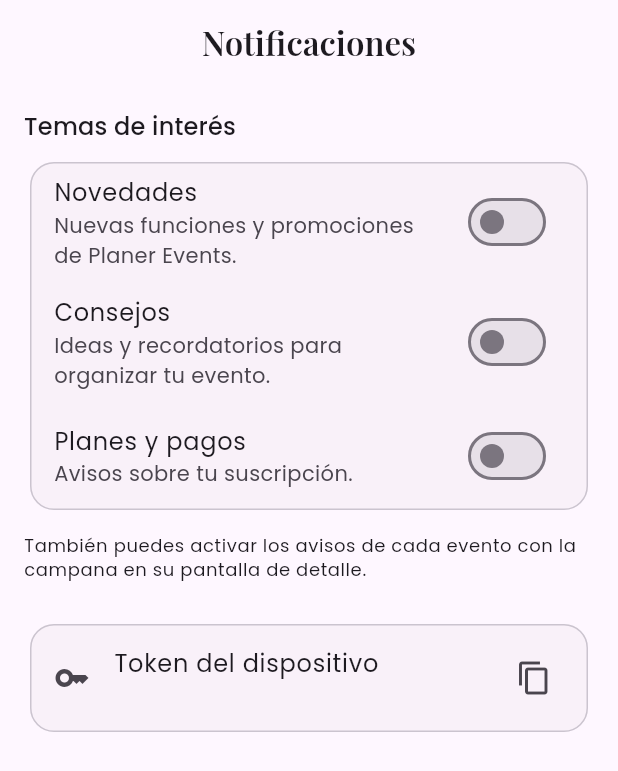
After one commit to Q-Erick/planer_events, a Flutter app: the NotificationSettingsPage screen opened by its route, on a phone screen of 412 x 824 dp. The commit adds this screen. Shown: the top 771 px of the screen. Run offline on Flutter 3.47's test engine with Material 3 defaults, Android fonts, the phone set to English and light mode, and no system bars; our stand-ins replace cached_network_image, cloud_firestore, equatable, firebase_auth, firebase_core, firebase_messaging and 13 more; missing offline and left inert: flutter_facebook_auth, mobile_scanner; accounts and stored records are empty; generated files the repository leaves out were written again.

Commit message:
feat(notifications): FCM con listener global, topics y soporte en los 3 estados

```diff
--- a/lib/core/router/app_router.dart
+++ b/lib/core/router/app_router.dart
@@ -17,6 +17,7 @@ import '../../features/profile/presentation/pages/profile_page.dart';
 import '../../features/guests/presentation/pages/guests_page.dart';
 import '../../features/seating/presentation/pages/seating_page.dart';
 import '../../features/checkin/presentation/pages/checkin_page.dart';
+import '../../features/notifications/presentation/pages/notification_settings_page.dart';
 import '../../injection_container.dart';
 import 'go_router_refresh_stream.dart';
 
@@ -32,6 +33,7 @@ class AppRoutes {
   static const profile = '/profile';
   static const newEvent = '/events/new';
   static const locationPicker = '/location-picker';
+  static const notifications = '/notifications';
 
   static String eventDetail(String id) => '/events/$id';
   static String eventEdit(String id) => '/events/$id/edit';
@@ -114,6 +116,10 @@ class AppRouter {
         builder: (context, state) =>
             LocationPickerPage(initial: state.extra as LatLng?),
       ),
+      GoRoute(
+        path: AppRoutes.notifications,
+        builder: (context, state) => const NotificationSettingsPage(),
+      ),
     ],
   );
 
--- /dev/null
+++ b/lib/features/notifications/domain/entities/app_notification.dart
@@ -0,0 +1,46 @@
+import 'package:equatable/equatable.dart';
+
+class AppNotification extends Equatable {
+  const AppNotification({
+    required this.id,
+    required this.title,
+    required this.body,
+    this.route,
+  });
+
+  final String id;
+  final String title;
+  final String body;
+
+  /// Pantalla a abrir al tocarla (dato personalizado "route").
+  final String? route;
+
+  @override
+  List<Object?> get props => [id, title, body, route];
+}
+
+/// Tema (topic) de FCM al que el usuario se puede suscribir.
+class NotificationTopic {
+  const NotificationTopic(this.id, this.title, this.description);
+
+  final String id;
+  final String title;
+  final String description;
+}
+
+const kGeneralTopics = [
+  NotificationTopic(
+    'novedades',
+    'Novedades',
+    'Nuevas funciones y promociones de Planer Events.',
+  ),
+  NotificationTopic(
+    'consejos',
+    'Consejos',
+    'Ideas y recordatorios para organizar tu evento.',
+  ),
+  NotificationTopic('planes', 'Planes y pagos', 'Avisos sobre tu suscripción.'),
+];
+
+/// Tema de un evento específico.
+String eventTopic(String eventId) => 'evento_$eventId';
--- /dev/null
+++ b/lib/features/notifications/domain/usecases/notification_usecases.dart
@@ -0,0 +1,68 @@
+import 'package:fpdart/fpdart.dart';
+
+import '../../../../core/errors/failures.dart';
+import '../../../../core/usecase/usecase.dart';
+import '../entities/app_notification.dart';
+import '../repositories/notification_repository.dart';
+
+class RequestNotificationPermission implements UseCase<bool, NoParams> {
+  const RequestNotificationPermission(this._repository);
+  final NotificationRepository _repository;
+
+  @override
+  Future<Either<Failure, bool>> call(NoParams params) =>
+      _repository.requestPermission();
+}
+
+class WatchForegroundNotifications {
+  const WatchForegroundNotifications(this._repository);
+  final NotificationRepository _repository;
+
+  Stream<AppNotification> call() => _repository.onForegroundMessage();
+}
+
+class WatchOpenedNotifications {
+  const WatchOpenedNotifications(this._repository);
+  final NotificationRepository _repository;
+
+  Stream<AppNotification> call() => _repository.onMessageOpened();
+}
+
+class GetInitialNotification {
+  const GetInitialNotification(this._repository);
+  final NotificationRepository _repository;
+
+  Future<AppNotification?> call() => _repository.getInitialMessage();
+}
+
+class GetSubscribedTopics {
+  const GetSubscribedTopics(this._repository);
+  final NotificationRepository _repository;
+
+  Set<String> call() => _repository.subscribedTopics();
+}
+
+class SubscribeToTopic implements UseCase<Unit, String> {
+  const SubscribeToTopic(this._repository);
+  final NotificationRepository _repository;
+
+  @override
+  Future<Either<Failure, Unit>> call(String topic) =>
+      _repository.subscribe(topic);
+}
+
+class UnsubscribeFromTopic implements UseCase<Unit, String> {
+  const UnsubscribeFromTopic(this._repository);
+  final NotificationRepository _repository;
+
+  @override
+  Future<Either<Failure, Unit>> call(String topic) =>
+      _repository.unsubscribe(topic);
+}
+
+class GetDeviceToken {
+  const GetDeviceToken(this._repository);
+  final NotificationRepository _repository;
+
+  Future<String?> call() => _repository.deviceToken();
+}
--- /dev/null
+++ b/lib/features/notifications/presentation/bloc/notifications_cubit.dart
@@ -0,0 +1,157 @@
+import 'dart:async';
+
+import 'package:equatable/equatable.dart';
+import 'package:flutter_bloc/flutter_bloc.dart';
+
+import '../../../../core/usecase/usecase.dart';
+import '../../domain/entities/app_notification.dart';
+import '../../domain/usecases/notification_usecases.dart';
+
+class NotificationsState extends Equatable {
+  const NotificationsState({
+    this.permissionGranted = false,
+    this.topics = const {},
+    this.foreground,
+    this.opened,
+    this.token,
+    this.message,
+  });
+
+  final bool permissionGranted;
+  final Set<String> topics;
+
+  /// Última notificación recibida con la app abierta.
+  final AppNotification? foreground;
+
+  /// Última notificación tocada por el usuario.
+  final AppNotification? opened;
+
+  final String? token;
+  final String? message;
+
+  bool isSubscribed(String topic) => topics.contains(topic);
+
+  NotificationsState copyWith({
+    bool? permissionGranted,
+    Set<String>? topics,
+    AppNotification? foreground,
+    AppNotification? opened,
+    String? token,
+    String? message,
+  }) {
+    return NotificationsState(
+      permissionGranted: permissionGranted ?? this.permissionGranted,
+      topics: topics ?? this.topics,
+      foreground: foreground ?? this.foreground,
+      opened: opened ?? this.opened,
+      token: token ?? this.token,
+      message: message,
+    );
+  }
+
+  @override
+  List<Object?> get props => [
+    permissionGranted,
+    topics,
+    foreground,
+    opened,
+    token,
+    message,
+  ];
+}
+
+class NotificationsCubit extends Cubit<NotificationsState> {
+  NotificationsCubit({
+    required RequestNotificationPermission requestPermission,
+    required WatchForegroundNotifications watchForeground,
+    required WatchOpenedNotifications watchOpened,
+    required GetInitialNotification getInitial,
+    required GetSubscribedTopics getTopics,
+    required SubscribeToTopic subscribe,
+    required UnsubscribeFromTopic unsubscribe,
+    required GetDeviceToken getToken,
+  }) : _requestPermission = requestPermission,
+       _watchForeground = watchForeground,
+       _watchOpened = watchOpened,
+       _getInitial = getInitial,
+       _getTopics = getTopics,
+       _subscribe = subscribe,
+       _unsubscribe = unsubscribe,
+       _getToken = getToken,
+       super(const NotificationsState());
+
+  final RequestNotificationPermission _requestPermission;
+  final WatchForegroundNotifications _watchForeground;
+  final WatchOpenedNotifications _watchOpened;
+  final GetInitialNotification _getInitial;
+  final GetSubscribedTopics _getTopics;
+  final SubscribeToTopic _subscribe;
+  final UnsubscribeFromTopic _unsubscribe;
+  final GetDeviceToken _getToken;
+
+  final _subscriptions = <StreamSubscription<dynamic>>[];
+  AppNotification? _initialMessage;
+
+  /// Se llama una vez al arrancar la app (en main.dart).
+  Future<void> initialize() async {
+    final permission = await _requestPermission(const NoParams());
+    emit(
+      state.copyWith(
+        permissionGranted: permission.getOrElse((_) => false),
+        topics: _getTopics(),
+      ),
+    );
+
+    // Listener global: primer plano y segundo plano
+    _subscriptions.add(
+      _watchForeground().listen((n) => emit(state.copyWith(foreground: n))),
+    );
+    _subscriptions.add(
+      _watchOpened().listen((n) => emit(state.copyWith(opened: n))),
+    );
+
+    // App cerrada: se guarda y se procesa cuando la UI ya existe
+    _initialMessage = await _getInitial();
+
+    final token = await _getToken();
+    if (token != null) emit(state.copyWith(token: token));
+  }
+
+  /// Se llama después del primer frame para abrir la notificación
+  /// que despertó a la app estando cerrada.
+  void handleInitialMessage() {
+    final initial = _initialMessage;
+    if (initial == null) return;
+    _initialMessage = null;
+    emit(state.copyWith(opened: initial));
+  }
+
+  Future<void> toggleTopic(String topic) async {
+    final subscribed = state.isSubscribed(topic);
+    final result = subscribed
+        ? await _unsubscribe(topic)
+        : await _subscribe(topic);
+
+    result.fold(
+      (f) => emit(state.copyWith(message: f.message)),
+      (_) => emit(
+        state.copyWith(
+          topics: subscribed
+              ? (Set.of(state.topics)..remove(topic))
+              : {...state.topics, topic},
+          message: subscribed
+              ? 'Ya no recibirás estos avisos.'
+              : 'Recibirás estos avisos.',
+        ),
+      ),
+    );
+  }
+
+  @override
+  Future<void> close() {
+    for (final s in _subscriptions) {
+      s.cancel();
+    }
+    return super.close();
+  }
+}
--- /dev/null
+++ b/lib/features/notifications/presentation/pages/notification_settings_page.dart
@@ -0,0 +1,96 @@
+import 'package:flutter/services.dart';
+import 'package:flutter_bloc/flutter_bloc.dart';
+import 'package:material_ui/material_ui.dart';
+
+import '../../../../core/utils/snackbars.dart';
+import '../../domain/entities/app_notification.dart';
+import '../bloc/notifications_cubit.dart';
+
+class NotificationSettingsPage extends StatelessWidget {
+  const NotificationSettingsPage({super.key});
+
+  @override
+  Widget build(BuildContext context) {
+    final theme = Theme.of(context);
+
+    return BlocConsumer<NotificationsCubit, NotificationsState>(
+      listenWhen: (prev, curr) =>
+          curr.message != null && prev.message != curr.message,
+      listener: (context, state) => showAppSnackBar(context, state.message!),
+      builder: (context, state) {
+        final cubit = context.read<NotificationsCubit>();
+
+        return Scaffold(
+          appBar: AppBar(title: const Text('Notificaciones')),
+          body: Center(
+            child: ConstrainedBox(
+              constraints: const BoxConstraints(maxWidth: 600),
+              child: ListView(
+                padding: const EdgeInsets.all(16),
+                children: [
+                  if (!state.permissionGranted)
+                    Card(
+                      color: theme.colorScheme.errorContainer,
+                      child: const ListTile(
+                        leading: Icon(Icons.notifications_off_outlined),
+                        title: Text('Notificaciones desactivadas'),
+                        subtitle: Text(
+                          'Actívalas en los ajustes de tu celular para '
+                          'recibir avisos.',
+                        ),
+                      ),
+                    ),
+                  Text('Temas de interés', style: theme.textTheme.titleMedium),
+                  const SizedBox(height: 8),
+                  Card(
+                    child: Column(
+                      children: [
+                        for (final topic in kGeneralTopics)
+                          SwitchListTile(
+                            title: Text(topic.title),
+                            subtitle: Text(topic.description),
+                            value: state.isSubscribed(topic.id),
+                            onChanged: (_) => cubit.toggleTopic(topic.id),
+                          ),
+                      ],
+                    ),
+                  ),
+                  const SizedBox(height: 12),
+                  Text(
+                    'También puedes activar los avisos de cada evento con la '
+                    'campana en su pantalla de detalle.',
+                    style: theme.textTheme.bodySmall,
+                  ),
+                  const SizedBox(height: 24),
+                  // Útil para enviar una notificación de prueba
+                  Card(
+                    child: ListTile(
+                      leading: const Icon(Icons.key_outlined),
+                      title: const Text('Token del dispositivo'),
+                      subtitle: Text(
+                        state.token ?? 'No disponible',
+                        maxLines: 2,
+                        overflow: TextOverflow.ellipsis,
+                      ),
+                      trailing: const Icon(Icons.copy),
+                      onTap: state.token == null
+                          ? null
+                          : () async {
+                              await Clipboard.setData(
+                                ClipboardData(text: state.token!),
+                              );
+                              if (context.mounted) {
+                                showAppSnackBar(context, 'Token copiado.');
+                              }
+                            },
+                    ),
+                  ),
+                ],
+              ),
+            ),
+          ),
+        );
+      },
+    );
+  }
+}
--- a/lib/features/profile/presentation/pages/profile_page.dart
+++ b/lib/features/profile/presentation/pages/profile_page.dart
@@ -1,6 +1,7 @@
 import 'package:flutter_bloc/flutter_bloc.dart';
 import 'package:image_picker/image_picker.dart';
 import 'package:material_ui/material_ui.dart';
+import 'package:go_router/go_router.dart';
 
 import '../../../../core/theme/theme_cubit.dart';
 import '../../../../core/utils/snackbars.dart';
@@ -9,6 +10,7 @@ import '../../../../injection_container.dart';
 import '../../../auth/domain/entities/user_entity.dart';
 import '../../../auth/presentation/bloc/auth_bloc.dart';
 import '../bloc/profile_cubit.dart';
+import '../../../../core/router/app_router.dart';
 
 class ProfilePage extends StatelessWidget {
   const ProfilePage({super.key});
@@ -120,6 +122,14 @@ class _ProfileView extends StatelessWidget {
                               : 'Se sincroniza con tu cuenta de '
                                     '${_providerLabel(user.provider)}.',
                         ),
+                      ),
+                      const Divider(height: 1),
+                      ListTile(
+                        leading: const Icon(Icons.notifications_outlined),
+                        title: const Text('Notificaciones'),
+                        subtitle: const Text('Temas y avisos'),
+                        trailing: const Icon(Icons.chevron_right),
+                        onTap: () => context.push(AppRoutes.notifications),
                       ),
                       const Divider(height: 1),
                       BlocBuilder<ThemeCubit, ThemeMode>(
```
Also changed, not shown: lib/features/events/presentation/pages/event_detail_page.dart (+21 -0 lines), lib/features/notifications/data/datasources/notification_datasource.dart (added, +78 -0 lines), lib/features/notifications/data/repositories/notification_repository_impl.dart (added, +73 -0 lines), lib/features/notifications/domain/repositories/notification_repository.dart (added, +25 -0 lines), lib/features/notifications/presentation/widgets/global_notification_listener.dart (added, +67 -0 lines), lib/injection_container.dart (+35 -0 lines), lib/main.dart (+31 -3 lines).
